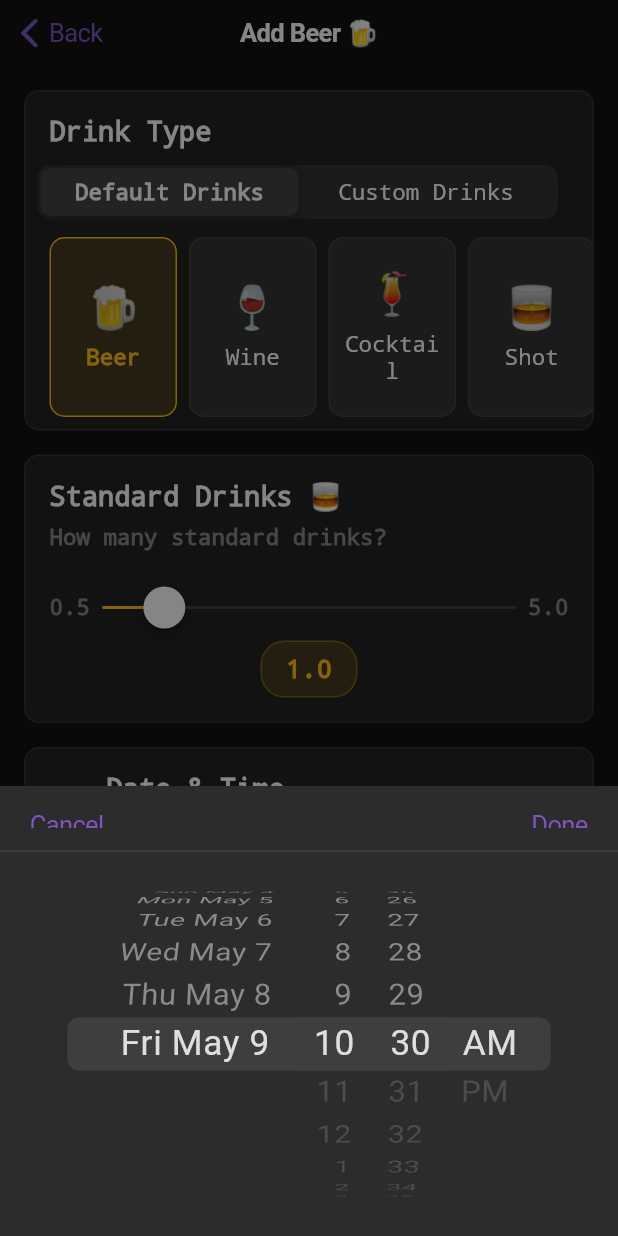
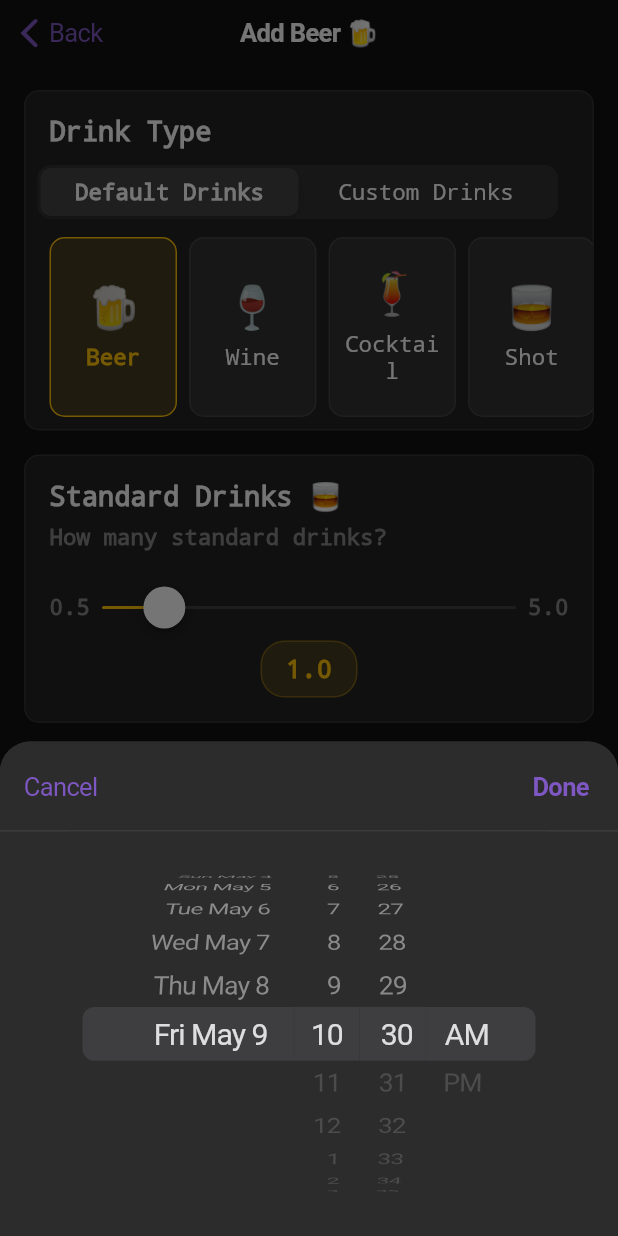
Before and after one commit to manav2modi/BoozeBuddy, a Flutter app: the AddDrinkScreen screen opened directly, after a tap on "Date & Time", on a phone screen of 412 x 824 dp. Run offline on Flutter 3.47's test engine with Material 3 defaults, Android fonts, the phone set to English and light mode, and no system bars; our stand-ins replace shared_preferences; accounts and stored records are empty.

Commit message:
Small fixes to keyboard and date adding

```diff
--- a/lib/widgets/add_drink/date_time_selector.dart
+++ b/lib/widgets/add_drink/date_time_selector.dart
@@ -2,6 +2,7 @@
 import 'package:flutter/material.dart';
 import 'package:flutter/cupertino.dart';
 import 'package:intl/intl.dart';
+import '../../utils/theme.dart';
 
 class DateTimeSelector extends StatelessWidget {
   final DateTime selectedDate;
@@ -81,7 +82,6 @@ class DateTimeSelector extends StatelessWidget {
 
   void _selectDateTime(BuildContext context) {
     // First, calculate proper minimum date that doesn't cause the error
-    // This ensures we don't get the "minimumDate is after initialDateTime" error
     final now = DateTime.now();
     final minimumDate = DateTime.now().subtract(const Duration(days: 30));
 
@@ -94,23 +94,66 @@ class DateTimeSelector extends StatelessWidget {
       initialDateTime = minimumDate;
     }
 
-    showCupertinoModalPopup(
+    // Instead of using showCupertinoModalPopup, use our custom approach
+    // that ensures the picker is properly positioned with action buttons
+    _showFullScreenDatePicker(
       context: context,
-      builder: (BuildContext context) {
+      initialDateTime: initialDateTime,
+      maximumDate: now,
+      minimumDate: minimumDate,
+      onDateTimeChanged: onDateTimeSelected,
+    );
+  }
+
+  // Custom implementation for date picker that ensures proper display
+  void _showFullScreenDatePicker({
+    required BuildContext context,
+    required DateTime initialDateTime,
+    required DateTime maximumDate,
+    required DateTime minimumDate,
+    required ValueChanged<DateTime> onDateTimeChanged,
+  }) {
+    DateTime tempPickedDate = initialDateTime;
+
+    // Using the BoozeBuddy's primary purple color for buttons
+    const buttonColor = AppTheme.primaryColor; // This is the purple color from theme.dart
+
+    showModalBottomSheet(
+      context: context,
+      backgroundColor: Colors.transparent,
+      isScrollControlled: true, // Make it responsive to different screen sizes
+      builder: (BuildContext builder) {
         return Container(
-          height: 300,
-          color: const Color(0xFF2C2C2C),
+          height: MediaQuery.of(context).copyWith().size.height * 0.4, // Adjust height based on screen size
+          decoration: const BoxDecoration(
+            color: Color(0xFF2C2C2C),
+            borderRadius: BorderRadius.only(
+              topLeft: Radius.circular(20),
+              topRight: Radius.circular(20),
+            ),
+          ),
           child: Column(
             children: [
+              // Action buttons in a fixed position with purple styling
               Container(
-                height: 44,
-                color: const Color(0xFF2C2C2C),
+                height: 60,
+                padding: const EdgeInsets.symmetric(horizontal: 16),
+                decoration: const BoxDecoration(
+                  color: Color(0xFF2C2C2C),
+                  borderRadius: BorderRadius.only(
+                    topLeft: Radius.circular(20),
+                    topRight: Radius.circular(20),
+                  ),
+                ),
                 child: Row(
                   mainAxisAlignment: MainAxisAlignment.spaceBetween,
                   children: [
                     CupertinoButton(
-                      child: const Text('Cancel',
+                      padding: EdgeInsets.zero,
+                      child: const Text(
+                        'Cancel',
                         style: TextStyle(
+                          color: buttonColor, // Using the purple color
                           decoration: TextDecoration.none,
                         ),
                       ),
@@ -119,32 +162,49 @@ class DateTimeSelector extends StatelessWidget {
                       },
                     ),
                     CupertinoButton(
-                      child: const Text('Done',
+                      padding: EdgeInsets.zero,
+                      child: const Text(
+                        'Done',
                         style: TextStyle(
+                          fontWeight: FontWeight.bold,
+                          color: buttonColor, // Using the purple color
                           decoration: TextDecoration.none,
                         ),
                       ),
                       onPressed: () {
+                        onDateTimeChanged(tempPickedDate);
                         Navigator.of(context).pop();
                       },
                     ),
                   ],
                 ),
               ),
+
               const Divider(height: 0, color: Color(0xFF3D3D3D)),
+
+              // Date picker in scrollable area
               Expanded(
                 child: CupertinoTheme(
                   data: const CupertinoThemeData(
                     brightness: Brightness.dark,
-                    primaryColor: Color(0xFF007AFF),
+                    primaryColor: buttonColor, // Using the purple color for the picker too
+                    textTheme: CupertinoTextThemeData(
+                      dateTimePickerTextStyle: TextStyle(
+                        color: Colors.white,
+                        fontSize: 18,
+                      ),
+                    ),
                   ),
                   child: CupertinoDatePicker(
                     mode: CupertinoDatePickerMode.dateAndTime,
                     initialDateTime: initialDateTime,
-                    maximumDate: now,
+                    maximumDate: maximumDate,
                     minimumDate: minimumDate,
                     use24hFormat: false,
-                    onDateTimeChanged: onDateTimeSelected,
+                    onDateTimeChanged: (DateTime dateTime) {
+                      tempPickedDate = dateTime;
+                    },
+                    backgroundColor: const Color(0xFF2C2C2C),
                   ),
                 ),
               ),
--- a/lib/widgets/custom_drinks/custom_drink_dialog.dart
+++ b/lib/widgets/custom_drinks/custom_drink_dialog.dart
@@ -28,8 +28,13 @@ void showCustomDrinkDialog({
     builder: (BuildContext context) {
       return StatefulBuilder(
           builder: (context, setState) {
-            return Container(
-              padding: const EdgeInsets.fromLTRB(16, 8, 16, 16), // Reduced top padding
+            return Padding(
+              // Wrap with Padding and use MediaQuery to avoid keyboard overlap
+              padding: EdgeInsets.only(
+                bottom: MediaQuery.of(context).viewInsets.bottom,
+              ),
+              child: Container(
+                padding: const EdgeInsets.fromLTRB(16, 8, 16, 16),
                 decoration: const BoxDecoration(
                   color: Color(0xFF1E1E1E),
                   borderRadius: BorderRadius.only(
@@ -37,10 +42,12 @@ void showCustomDrinkDialog({
                     topRight: Radius.circular(20),
                   ),
                 ),
+                // Wrap with SingleChildScrollView to make content scrollable when keyboard appears
+                child: SingleChildScrollView(
                   child: SafeArea(
                     child: Column(
                       crossAxisAlignment: CrossAxisAlignment.stretch,
-                  mainAxisSize: MainAxisSize.min, // Use min size
+                      mainAxisSize: MainAxisSize.min,
                       children: [
                         Row(
                           mainAxisAlignment: MainAxisAlignment.spaceBetween,
@@ -256,6 +263,8 @@ void showCustomDrinkDialog({
                       ],
                     ),
                   ),
+                ),
+              ),
             );
           }
       );
```
Lines whose indentation alone changed are shown as unchanged.
